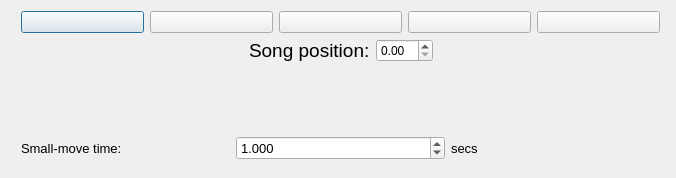
The window that src/speakeasy/tapper/QTCreatorFiles/tapeRecorder/tapeRecorder.ui (ros-visualization/speakeasy) describes before a commit, drawn with Qt 5.
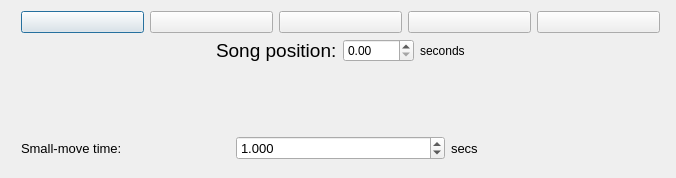
The same window after the commit. Icons and pictures are not drawn.

Commit message: Finished song selection and tapping panel. Various small fixes in music_player.

What changed in the file:
```diff
--- a/src/speakeasy/tapper/QTCreatorFiles/tapeRecorder/tapeRecorder.ui
+++ b/src/speakeasy/tapper/QTCreatorFiles/tapeRecorder/tapeRecorder.ui
@@ -140,7 +140,18 @@
        </widget>
       </item>
       <item>
-       <widget class="QDoubleSpinBox" name="songPositionSpinbox"/>
+       <widget class="QDoubleSpinBox" name="songPositionSpinbox">
+        <property name="maximum">
+         <double>3600.000000000000000</double>
+        </property>
+       </widget>
+      </item>
+      <item>
+       <widget class="QLabel" name="label">
+        <property name="text">
+         <string>seconds</string>
+        </property>
+       </widget>
       </item>
       <item>
        <spacer name="horizontalSpacer_2">
```
Left out of the diff: 2 changed lines with no effect on the pictures. The commit also changes 6 other files.
